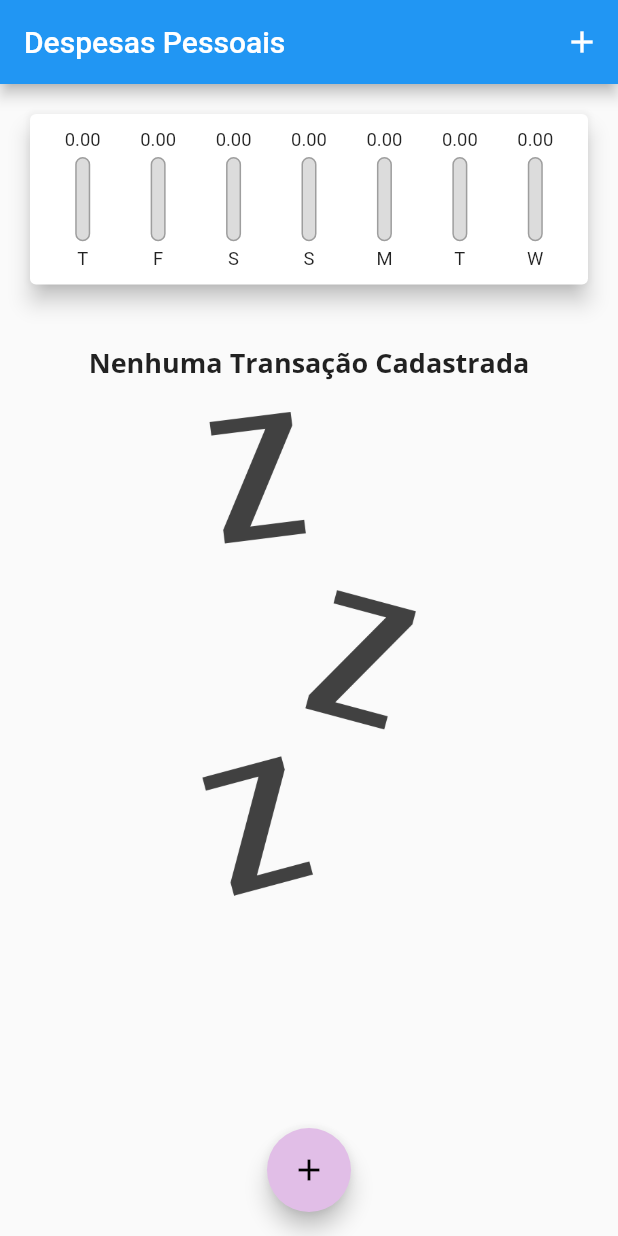
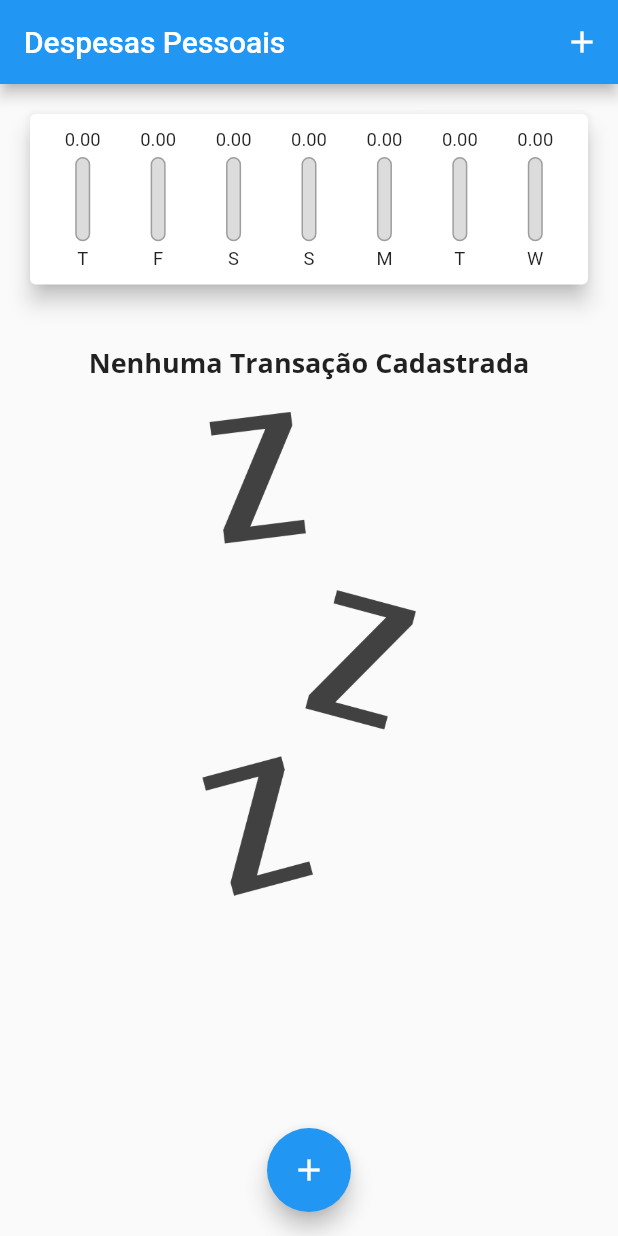
Before and after one commit to rudatorquato/Expenses, a Flutter app: the screen it shows after launch, on a phone screen of 412 x 824 dp. Run offline on Flutter 3.47's test engine with Material 2 defaults, Android fonts, the phone set to English and light mode, and no system bars; our stand-ins replace google_fonts.

```diff
--- a/lib/core/app_widget.dart
+++ b/lib/core/app_widget.dart
@@ -12,7 +12,7 @@ class ExpensesApp extends StatelessWidget {
       theme: ThemeData(
         //primarySwatch: Colors.purple,
         primaryColor: Colors.purple[600],
-        accentColor: Colors.purple[100],
+        //accentColor: Colors.purple[100],
       ),
       localizationsDelegates: [
         GlobalMaterialLocalizations.delegate,
--- a/lib/home/home_page.dart
+++ b/lib/home/home_page.dart
@@ -1,7 +1,7 @@
 import 'dart:io';
 import 'dart:math';
 
-import 'package:expenses/core/app_text_styles.dart';
+//import 'package:expenses/core/app_text_styles.dart';
 import 'package:expenses/home/widgets/chart/transaction_chart_widget.dart';
 import 'package:expenses/home/widgets/form/transaction_form_widget.dart';
 import 'package:expenses/home/widgets/list/transaction_list_widget.dart';
@@ -70,10 +70,15 @@ class _MyHomePageState extends State<MyHomePage> {
     final mediaQuery = MediaQuery.of(context);
     bool isLandscape = mediaQuery.orientation == Orientation.landscape;
 
+    final iconList = Platform.isIOS ? CupertinoIcons.refresh : Icons.list;
+
+    final chartList =
+        Platform.isIOS ? CupertinoIcons.refresh : Icons.show_chart;
+
     final actions = [
       if (isLandscape)
         _getIconButton(
-          _showChart ? Icons.list : Icons.show_chart,
+          _showChart ? iconList : chartList,
           () {
             setState(() {
               _showChart = !_showChart;
@@ -94,7 +99,8 @@ class _MyHomePageState extends State<MyHomePage> {
         appBar.preferredSize.height -
         mediaQuery.padding.top;
 
-    final bodyPage = SingleChildScrollView(
+    final bodyPage = SafeArea(
+      child: SingleChildScrollView(
         child: Column(
           crossAxisAlignment: CrossAxisAlignment.stretch,
           children: [
@@ -127,6 +133,7 @@ class _MyHomePageState extends State<MyHomePage> {
               ),
           ],
         ),
+      ),
     );
 
     return Platform.isIOS
```
Lines whose indentation alone changed are shown as unchanged.
